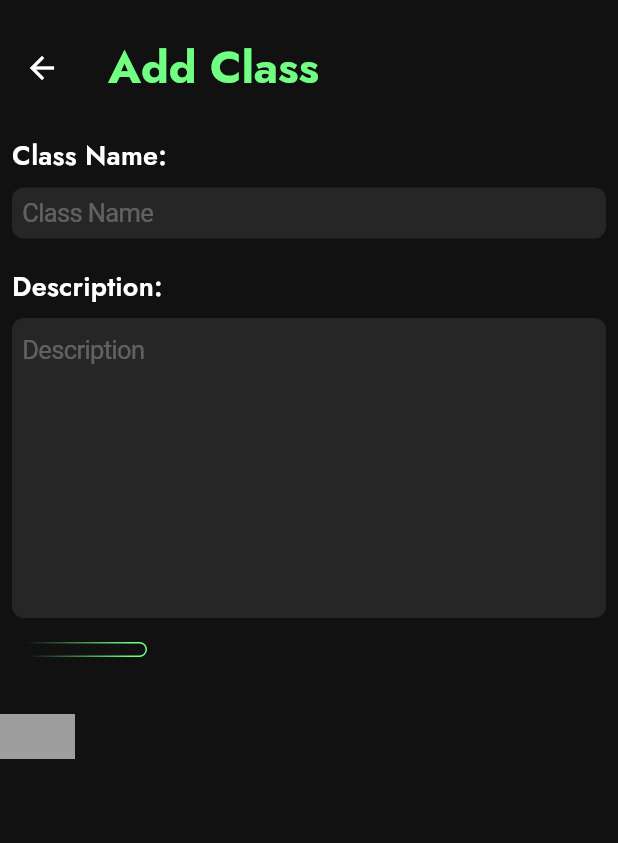
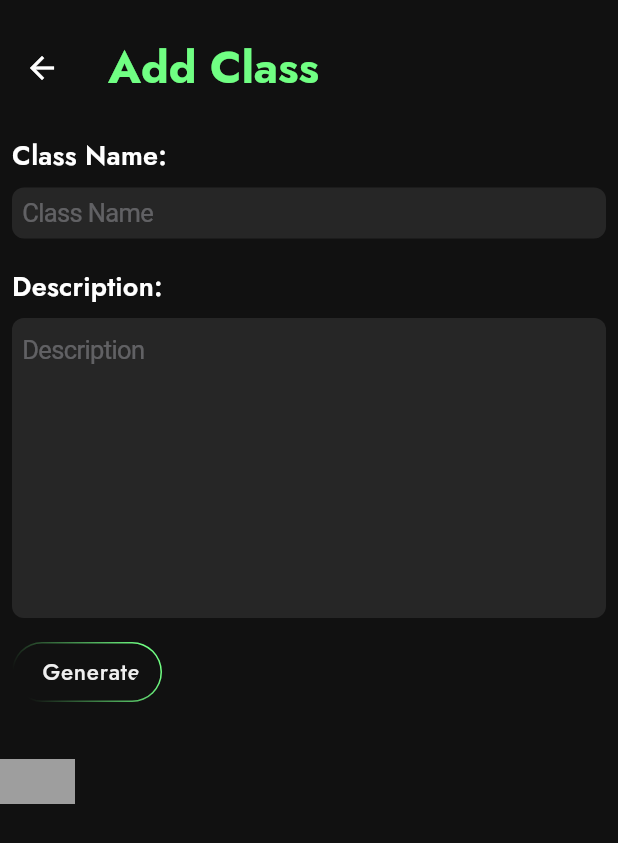
Before and after one commit to AditSwami/fbla, a Flutter app: the AllClasses screen opened directly, after a tap on the "add" icon, on a phone screen of 412 x 824 dp. Shown: the top 843 px of the screen. Run offline on Flutter 3.47's test engine with Material 3 defaults, Android fonts, the light colour scheme and no system bars; our stand-ins replace cloud_firestore, firebase_auth, firebase_core, google_fonts, google_generative_ai, google_sign_in; accounts and stored records are empty; network calls fail; statements that could not run were skipped.

Commit message:
Classes now get added as they are made and are called from database

```diff
--- a/lib/Services/Firebase/firestore/classes.dart
+++ b/lib/Services/Firebase/firestore/classes.dart
@@ -14,7 +14,7 @@ class ClassData {
   ClassData();
   String id = "";
   String creator = "";
-  DateTime dateMade = "" as DateTime;
+  DateTime dateMade = DateTime.now();
   String description = "";
   String name = "";
   List<UnitData?> units = [];
--- a/lib/Services/Firebase/firestore/db.dart
+++ b/lib/Services/Firebase/firestore/db.dart
@@ -1,6 +1,10 @@
 import 'package:cloud_firestore/cloud_firestore.dart';
 import 'package:fbla_2025/Services/Firebase/firestore/classes.dart';
 import 'package:firebase_auth/firebase_auth.dart';
+import 'package:flutter/cupertino.dart';
+import 'package:provider/provider.dart';
+
+import '../../../data/Provider.dart';
 
 class Firestore {
   static final db = FirebaseFirestore.instance;
@@ -50,12 +54,16 @@ class Firestore {
   }
 
   static Future<ClassData?> addClass(ClassData clas) async {
+    final User fbu = FirebaseAuth.instance.currentUser!;
+    final String id = fbu.uid;
+
     db.collection('classes').doc(clas.id).set({
       'name': clas.name,
       'description': clas.description,
       'dateMade': clas.dateMade,
-      'units': clas.units,
       'creator': clas.creator,
+      'creator_id': id,
+      'units': []
     });
 
     return clas;
@@ -76,4 +84,34 @@ class Firestore {
 
     return user;
   }
+
+  static Future<List<ClassData>?> getClasses(BuildContext context) async {
+    List<ClassData> classes = [];
+
+    final query = await db
+        .collection('classes')
+        .orderBy("dateMade", descending: true)
+        .get();
+
+    for (var doc in query.docs) {
+      final data = doc.data();
+      List<UnitData> units = [];
+      final clas = ClassData();
+      clas.creator = data?['creator'];
+      clas.dateMade = (data?['dateMade'] as Timestamp).toDate();
+      clas.description = data?['description'];
+      clas.id = doc.id;
+      clas.name = data?['name'];
+      for (var unit in data?['units'] ?? []) {
+        UnitData units = UnitData();
+        units.id = unit.id;
+        units.name = unit['name'];
+        units.description = unit['descirpition'];
+
+        clas.units.add(unit);
+      }
+      classes.add(clas);
+    }
+    return classes;
+  }
 }
--- a/lib/components/class_box.dart
+++ b/lib/components/class_box.dart
@@ -53,17 +53,17 @@ class _ClassBoxState extends State<ClassBox> {
                     children: [
                       Padding(
                         padding: const EdgeInsets.only(
-                            bottom: 10, top: 13, left: 18),
+                            bottom: 5, top: 13, left: 18),
                         child: Text(
                           widget.className,
                           style: Theme.of(context).textTheme.titleMedium,
                         ),
                       ),
                       Padding(
-                        padding: const EdgeInsets.only(left: 14.0, top: 8),
+                        padding: const EdgeInsets.only(left: 14.0),
                         child: Container(
                           constraints: const BoxConstraints(
-                              maxWidth: 200, maxHeight: 60),
+                              maxWidth: 300, maxHeight: 60),
                           child: Text(
                             widget.progress,
                             style: Theme.of(context).textTheme.titleSmall,
--- a/lib/data/Provider.dart
+++ b/lib/data/Provider.dart
@@ -20,6 +20,10 @@ class UserProvider with ChangeNotifier {
   void setCurentUser(UserData user) {
     _currentUser = user;
     notifyListeners();
+  }
+
+  UserData getCurrentUser() {
+    return _currentUser;
   }
 
   Future<UserData?> getUser(String id,
--- a/lib/pages/All_Classes.dart
+++ b/lib/pages/All_Classes.dart
@@ -1,8 +1,10 @@
+import 'package:fbla_2025/Services/Firebase/firestore/db.dart';
 import 'package:fbla_2025/app_ui.dart';
 import 'package:fbla_2025/pages/addClass_page.dart';
 import 'package:flutter/cupertino.dart';
 import 'package:flutter/material.dart';
 
+import '../Services/Firebase/firestore/classes.dart';
 import '../components/class_box.dart';
 
 class AllClasses extends StatefulWidget {
@@ -11,13 +13,29 @@ class AllClasses extends StatefulWidget {
 }
 
 class _AllClassesState extends State<AllClasses> {
+  List<ClassData> _classes = [];
+
+  void initState() {
+    super.initState();
+    Firestore.getClasses(context).then((classes) {
+      setState(() {
+        if (classes == null || classes.isEmpty) {
+          print("No classes retrieved!");
+        } else {
+          print("Classes retrieved: ${classes.length}");
+        }
+        _classes = classes ?? [];
+      });
+    });
+  }
+
   @override
   Widget build(BuildContext context) {
     return Scaffold(
       appBar: AppBar(
         forceMaterialTransparency: true,
         automaticallyImplyLeading: false,
-        toolbarHeight: 110,
+        toolbarHeight: 120,
         backgroundColor: AppUi.backgroundDark,
         flexibleSpace: Column(
           crossAxisAlignment: CrossAxisAlignment.start,
@@ -68,68 +86,22 @@ class _AllClassesState extends State<AllClasses> {
         ],
         centerTitle: false,
       ),
-      body: const Center(
-        child: SingleChildScrollView(
-          child: Column(
+      body: SingleChildScrollView(
+        child: Column(
+          mainAxisAlignment: MainAxisAlignment.start,
+          children: <Widget> [
+            const SizedBox(
+              height: 10,
+            ),
+          ] + _classes.map((clas) => Column(
+            mainAxisAlignment: MainAxisAlignment.start,
             children: [
-              SizedBox(
-                height: 20,
-              ),
-              const Padding(
-                padding: EdgeInsets.all(8.0),
-                child: ClassBox(
-                  className: 'hello',
-                  progress: 'bad',
-                ),
-              ),
-              const SizedBox(
-                height: 16,
-              ),
-              const Padding(
-                padding: EdgeInsets.all(8.0),
-                child: ClassBox(className: 'hello', progress: 'bad'),
-              ),
-              const Padding(
-                padding: EdgeInsets.all(8.0),
-                child: ClassBox(className: 'hello', progress: 'bad'),
-              ),
-              const Padding(
-                padding: EdgeInsets.all(8.0),
-                child: ClassBox(className: 'hello', progress: 'bad'),
-              ),
-              const Padding(
-                padding: EdgeInsets.all(8.0),
-                child: ClassBox(className: 'hello', progress: 'bad'),
-              ),
-              const Padding(
-                padding: EdgeInsets.all(8.0),
-                child: ClassBox(className: 'hello', progress: 'bad'),
-              ),
-              const Padding(
-                padding: EdgeInsets.all(8.0),
-                child: ClassBox(className: 'hello', progress: 'bad'),
-              ),
-              const Padding(
-                padding: EdgeInsets.all(8.0),
-                child: ClassBox(className: 'hello', progress: 'bad'),
-              ),
-              const Padding(
-                padding: EdgeInsets.all(8.0),
-                child: ClassBox(className: 'hello', progress: 'bad'),
-              ),
-
-              const SizedBox(
-                height: 16,
-              ),
-              const Padding(
-                padding: EdgeInsets.all(8.0),
-                child: ClassBox(className: 'hello', progress: 'bad'),
-              ),
-              const SizedBox(
-                height: 16,
-              ),
+              Padding(
+                padding: const EdgeInsets.all(8.0),
+                child: ClassBox(className: clas.name, progress: clas.description),
+              )
             ],
-          ),
+          )).toList(),
         ),
       ),
     );
--- a/lib/pages/Settings.dart
+++ b/lib/pages/Settings.dart
@@ -1,4 +1,3 @@
-import 'package:flutter/cupertino.dart';
 import 'package:flutter/material.dart';
 
 import '../app_ui.dart';
@@ -8,13 +7,15 @@ class SettingsActual extends StatelessWidget {
   Widget build(BuildContext context) {
     return Scaffold(
       appBar: AppBar(
+        forceMaterialTransparency: true,
         title: Text(
             'Settings',
             style: Theme.of(context).textTheme.titleLarge,
           ),
-        centerTitle: false,
+        centerTitle: false
       ),
-      body: Column(
+      body: SingleChildScrollView(
+        child: Column(
           crossAxisAlignment: CrossAxisAlignment.start,
           children: [
             Row(
@@ -22,7 +23,7 @@ class SettingsActual extends StatelessWidget {
               crossAxisAlignment: CrossAxisAlignment.start,
               children: [
                 Padding(
-                padding: EdgeInsets.only(left: 15),
+                  padding: EdgeInsets.only(left: 15, top: 30, bottom: 30),
                   child: CircleAvatar(
                     backgroundColor: AppUi.grey.withValues(alpha: 0.1),
                     radius: 55,
@@ -32,20 +33,24 @@ class SettingsActual extends StatelessWidget {
                     ),
                   ),
                 ),
+                Column(
+                  children: [
                     Padding(
-                padding: const EdgeInsets.only(left: 8.0),
+                      padding: const EdgeInsets.only(left: 28.0, top: 30),
                       child: Text(
                         'Classes Created:',
                         style: Theme.of(context).textTheme.titleMedium,
                       ),
                     ),
                     Padding(
-                padding: const EdgeInsets.only(top: 40.0,),
+                      padding: const EdgeInsets.only(top: 50.0, right: 26),
                       child: Text(
                         'Followers:',
                         style: Theme.of(context).textTheme.titleMedium,
                       ),
                     ),
+                  ]
+                )
               ],
             ),
             Padding(
@@ -190,6 +195,7 @@ class SettingsActual extends StatelessWidget {
 
           ],
         ),
+      ),
     );
   }
 }
--- a/lib/pages/addClass_page.dart
+++ b/lib/pages/addClass_page.dart
@@ -75,19 +75,20 @@ class _AddclassPageState extends State<AddclassPage> {
             padding: const EdgeInsets.all(8.0),
             child: GestureDetector(
                 child: Animatedgradientbox(
-                  height:10,
-                  width: 90,
-                  // child: Center(
-                  //   child: Text(
-                  //     'Generate',
-                  //     style: Theme.of(context).textTheme.labelMedium,
-                  //   ),
-                  // ),
+                  height:40,
+                  width: 100,
+                  child: Padding(
+                    padding: const EdgeInsets.only(top: 10.0, left: 20),
+                    child: Text(
+                      'Generate',
+                      style: Theme.of(context).textTheme.labelMedium,
+                    ),
+                  ),
                 ),
                 onTap: () async {
                   String className = _className.text;
                   String? descriptionText = await Gemini.sendMessage(
-                      "Please give me 30 word description of the $className class. Don't mention the name of the class in the beginning in astricks. Don't give me bullet points.  The descirption is for a small box that will be a container in an app that allows students to access units and flashcards");
+                      "Please give me 30 word description of the $className class. Don't mention the name of the class in the beginning in astricks. Don't give me bullet points.  The descirption is for a small box that will be a container in an app that allows students to access units and flashcards.  Your word limit is 15.");
                   if (descriptionText != null) {
                     setState(() {
                       _description.text = descriptionText;
@@ -106,12 +107,11 @@ class _AddclassPageState extends State<AddclassPage> {
           onTap: () {
             ClassData clas = ClassData();
             UserData? user = context.read<UserProvider>().currentUser;
-            clas.creator = user.firstName;
+            clas.creator = user.id;
             clas.description = _description.text;
             clas.dateMade = DateTime.now();
             clas.name = _className.text;
             clas.id = customId;
-            clas.units = [];
 
             Firestore.addClass(clas);
 
```
Lines whose indentation alone changed are shown as unchanged.
